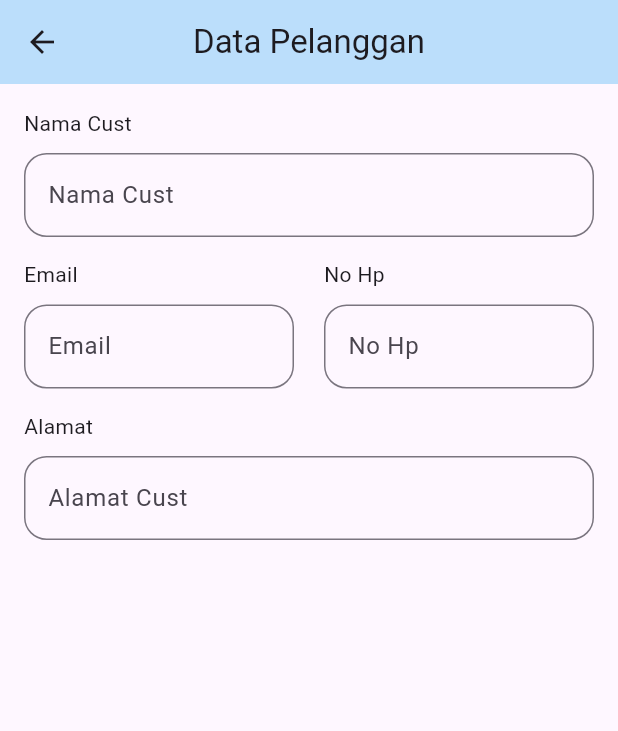
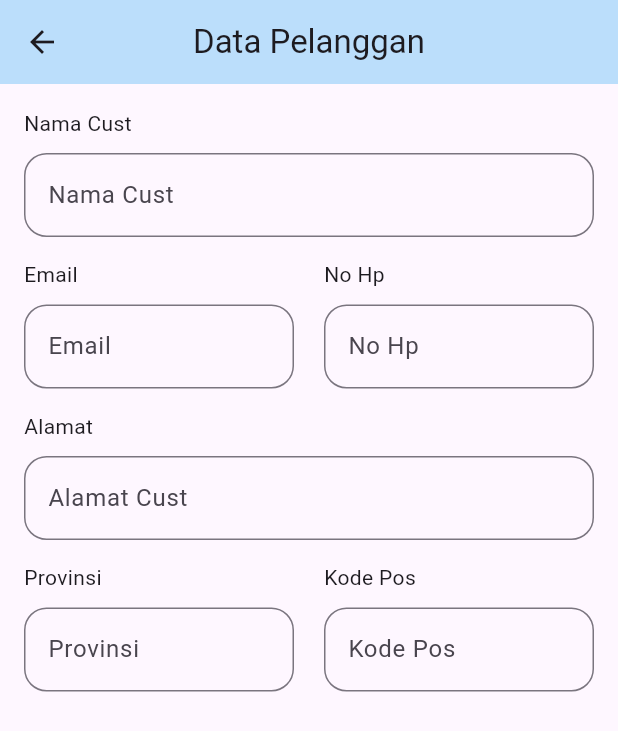
Before and after one commit to namira121/20220140081_UCP1Flutter, a Flutter app: the DataCustomer screen opened directly, on a phone screen of 412 x 824 dp. Shown: the top 731 px of the screen. Run offline on Flutter 3.47's test engine with Material 3 defaults, Android fonts, the phone set to English and light mode, and no system bars.

Commit message:
menambahkan field untuk provinsi dan kode pos

```diff
--- a/lib/daftarcust.dart
+++ b/lib/daftarcust.dart
@@ -111,6 +111,55 @@ class _DataCustomerState extends State<DataCustomer> {
                 return null;
               },
             ),
+            const SizedBox(height: 15,),
+            Row(
+                    mainAxisAlignment:MainAxisAlignment.spaceBetween,
+                    children: [
+                      Column(
+                        crossAxisAlignment: CrossAxisAlignment.start,
+                        children: [
+                          Text('Provinsi'),
+                          const SizedBox(height: 10),
+                          TextFormField(
+                            controller: provinsiCustController,
+                            decoration: InputDecoration(
+                              hintText: 'Provinsi',
+                              constraints: BoxConstraints.tightFor(width: 180),
+                              border: OutlineInputBorder(
+                                borderRadius: BorderRadius.circular(15)
+                            )),
+                            validator: (value) {
+                              if (value == null || value.isEmpty){
+                                return 'Provinsi tidak boleh kosong';
+                              }
+                                return null;
+                              },
+                          )
+                        ],
+                      ),
+                      Column(
+                        crossAxisAlignment: CrossAxisAlignment.start,
+                        children: [
+                          Text('Kode Pos'),
+                          const SizedBox(height: 10),
+                          TextFormField(
+                            controller: kodeposCustController,
+                            decoration: InputDecoration(
+                            hintText: 'Kode Pos',
+                            constraints: BoxConstraints.tightFor(width: 180),                            border: OutlineInputBorder(
+                                borderRadius: BorderRadius.circular(15)
+                            )),
+                            validator: (value) {
+                            if (value == null || value.isEmpty){
+                                return 'Kode Pos tidak boleh kosong';
+                            }
+                              return null;
+                            },
+                        ),
+                        ],
+                      ),
+                    ]
+                  ),
           ],
         ),),
     );
```
